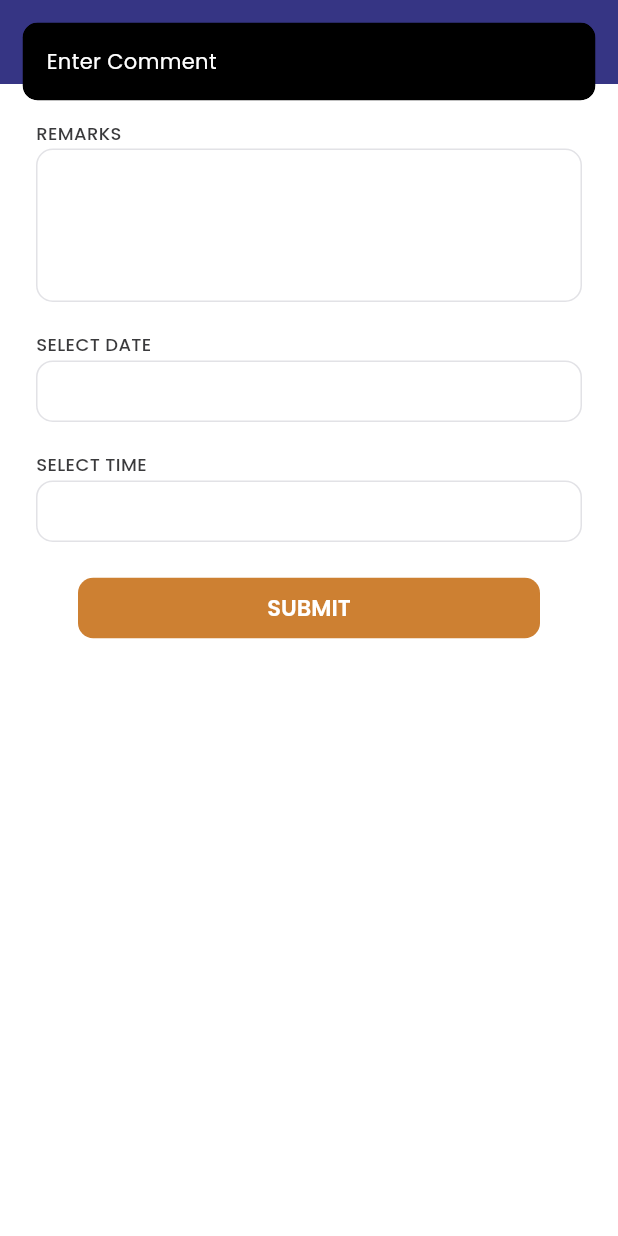
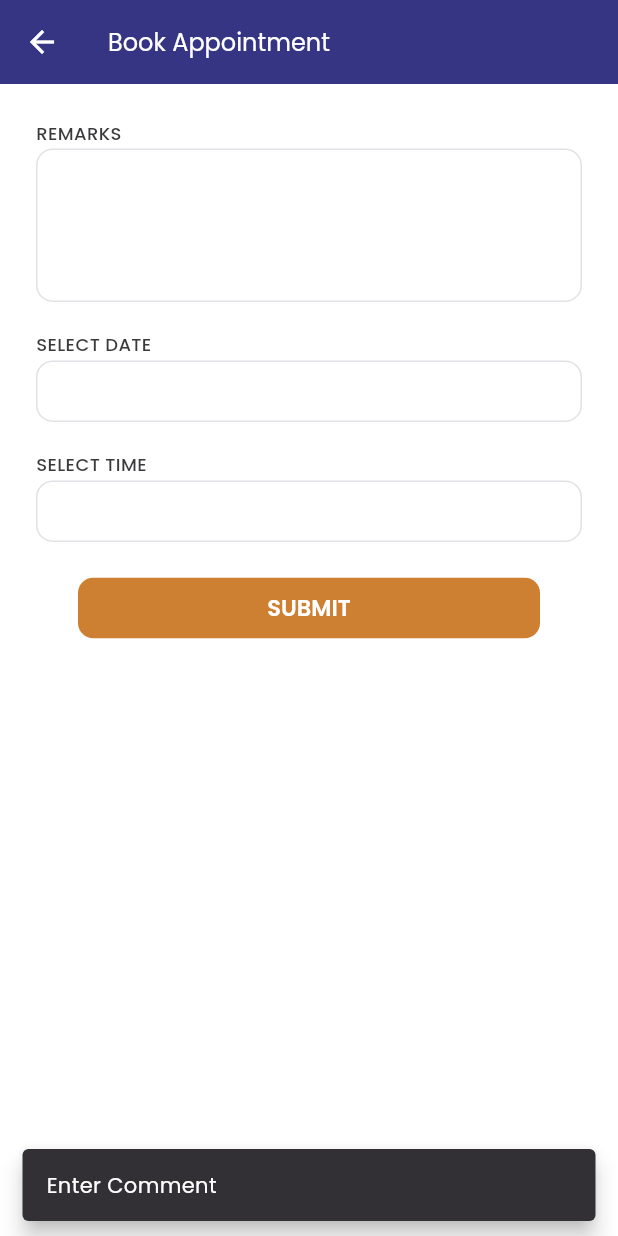
Before and after one commit to jaydeeprana123/GIT-FitnessTrack, a Flutter app: the AddAppointmentView screen opened directly, after a tap on "SUBMIT", on a phone screen of 412 x 824 dp. Run offline on Flutter 3.47's test engine with Material 3 defaults, Android fonts, the phone set to English and light mode, and no system bars; our stand-ins replace cached_network_image, dotted_border, dotted_line, dropdown_button2, firebase_core, firebase_messaging and 17 more; missing offline and left inert: dart:ffi, video_thumbnail; accounts and stored records are empty; project files that could hold a hidden picture were left out.

Commit message:
issue solved

```diff
--- a/lib/CommonWidgets/common_widget.dart
+++ b/lib/CommonWidgets/common_widget.dart
@@ -20,33 +20,35 @@ final String _text =
 // TranslationModel _translated = TranslationModel(translatedText: '', detectedSourceLanguage: '');
 // TranslationModel _detected = TranslationModel(translatedText: '', detectedSourceLanguage: '');
 
-snackBar(BuildContext? context, String message) {
-  if (!Get.isOverlaysOpen) {
-    GetSnackBar(
-      backgroundColor: Colors.black,
-      duration: const Duration(seconds: 8 ?? 2),
-      snackPosition: SnackPosition.TOP,
-      borderRadius: 10,
-      margin: EdgeInsets.symmetric(
-        horizontal: 15,
-        vertical: 15,
-      ),
-      snackStyle: SnackStyle.FLOATING,
-      messageText: Text(
-        message,
-        style: TextStyle(
-            fontFamily: fontInterRegular, fontSize: 14, color: Colors.white),
-      ),
-    ).show();
-  }
+snackBar(BuildContext context, String message) {
+  // if (!Get.isOverlaysOpen) {
+  //   GetSnackBar(
+  //     backgroundColor: Colors.black,
+  //     duration: const Duration(seconds: 8 ?? 2),
+  //     snackPosition: SnackPosition.TOP,
+  //     borderRadius: 10,
+  //     margin: EdgeInsets.symmetric(
+  //       horizontal: 15,
+  //       vertical: 15,
+  //     ),
+  //     snackStyle: SnackStyle.FLOATING,
+  //     messageText: Text(
+  //       message,
+  //       style: TextStyle(
+  //           fontFamily: fontInterRegular, fontSize: 14, color: Colors.white),
+  //     ),
+  //   ).show();
+  // }
 
-  // return ScaffoldMessenger.of(context).showSnackBar(
-  //   SnackBar(
-  //     behavior: SnackBarBehavior.floating,
-  //     content: Text(message),
-  //     duration: const Duration(seconds: 2),
-  //   ),
-  // );
+  ScaffoldMessenger.of(context).showSnackBar(
+    SnackBar(
+      behavior: SnackBarBehavior.floating,
+      content: Text(message,
+          style: TextStyle(
+              fontFamily: fontInterRegular, fontSize: 14, color: Colors.white)),
+      duration: const Duration(seconds: 2),
+    ),
+  );
 }
 
 snackBarLongTime(BuildContext? context, String message) {
```
Also changed, not shown: lib/Screens/splash_screen_view.dart (+6 -6 lines), lib/main.dart (+46 -58 lines), lib/utils/preference_utils.dart (+49 -28 lines), pubspec.yaml (+17 -16 lines), pubspec.lock, 11 other files.
